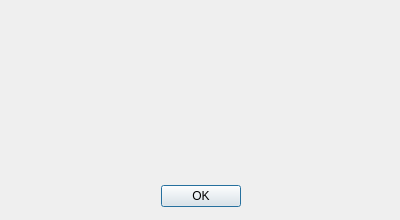
This is aboutdialog.ui in SideFx/MarkdownEditorQt as Qt 5 draws it before an edit. The edited form follows.
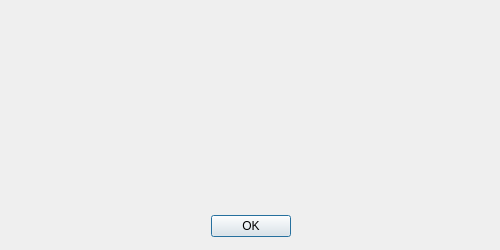
This is the edited form. Icons and pictures are not drawn.

```diff
--- a/aboutdialog.ui
+++ b/aboutdialog.ui
@@ -6,8 +6,8 @@
    <rect>
     <x>0</x>
     <y>0</y>
-    <width>400</width>
-    <height>220</height>
+    <width>500</width>
+    <height>250</height>
    </rect>
   </property>
   <property name="windowTitle">
@@ -25,8 +25,8 @@
   <widget class="QDialogButtonBox" name="buttonBox">
    <property name="geometry">
     <rect>
-     <x>30</x>
-     <y>180</y>
+     <x>80</x>
+     <y>210</y>
      <width>341</width>
      <height>32</height>
     </rect>
@@ -68,8 +68,8 @@
     <rect>
      <x>130</x>
      <y>9</y>
-     <width>250</width>
-     <height>161</height>
+     <width>341</width>
+     <height>181</height>
     </rect>
    </property>
    <property name="text">
```
